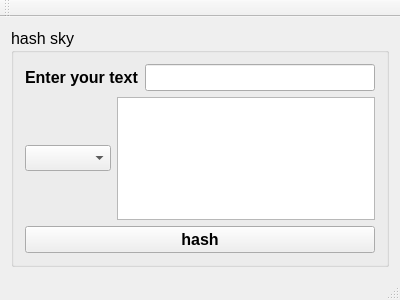
Above: hash-sky/mainwindow.ui from i-am-vance/hash-sky before the change. Below: the same form after it.
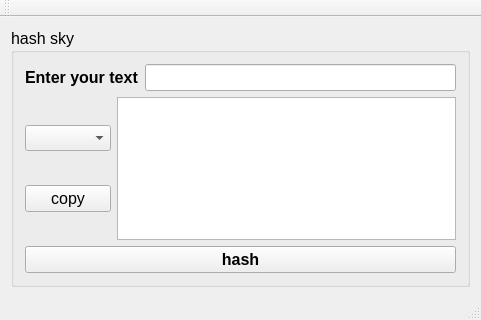
That is the form after the change.

Patch:
```diff
--- a/hash-sky/mainwindow.ui
+++ b/hash-sky/mainwindow.ui
@@ -6,15 +6,15 @@
    <rect>
     <x>0</x>
     <y>0</y>
-    <width>400</width>
-    <height>300</height>
+    <width>481</width>
+    <height>320</height>
    </rect>
   </property>
   <property name="windowTitle">
    <string>MainWindow</string>
   </property>
   <widget class="QWidget" name="centralWidget">
-   <layout class="QHBoxLayout" name="horizontalLayout_2">
+   <layout class="QVBoxLayout" name="verticalLayout_5">
     <item>
      <widget class="QGroupBox" name="groupBox">
       <property name="font">
@@ -25,9 +25,13 @@
       <property name="title">
        <string>hash sky</string>
       </property>
-      <layout class="QVBoxLayout" name="verticalLayout">
+      <layout class="QVBoxLayout" name="verticalLayout_6">
        <item>
-        <layout class="QHBoxLayout" name="horizontalLayout">
+        <layout class="QVBoxLayout" name="verticalLayout_4">
+         <item>
+          <layout class="QVBoxLayout" name="verticalLayout_3">
+           <item>
+            <layout class="QHBoxLayout" name="horizontalLayout_2">
          <item>
           <widget class="QLabel" name="label">
            <property name="font">
@@ -50,6 +54,8 @@
        <item>
         <layout class="QHBoxLayout" name="horizontalLayout_3">
          <item>
+              <layout class="QVBoxLayout" name="verticalLayout">
+               <item>
           <widget class="QComboBox" name="comboBox">
            <property name="font">
             <font>
@@ -64,10 +70,21 @@
           </widget>
          </item>
          <item>
+                <widget class="QPushButton" name="pushButton_2">
+                 <property name="text">
+                  <string>copy</string>
+                 </property>
+                </widget>
+               </item>
+              </layout>
+             </item>
+             <item>
           <widget class="QTextEdit" name="textEdit_output"/>
          </item>
         </layout>
        </item>
+          </layout>
+         </item>
        <item>
         <widget class="QPushButton" name="pushButton">
          <property name="font">
@@ -83,6 +100,8 @@
         </widget>
        </item>
       </layout>
+       </item>
+      </layout>
      </widget>
     </item>
    </layout>
```
Left out of the diff: 7 changed lines with no effect on the pictures. Lines whose indentation alone changed are shown as unchanged.
